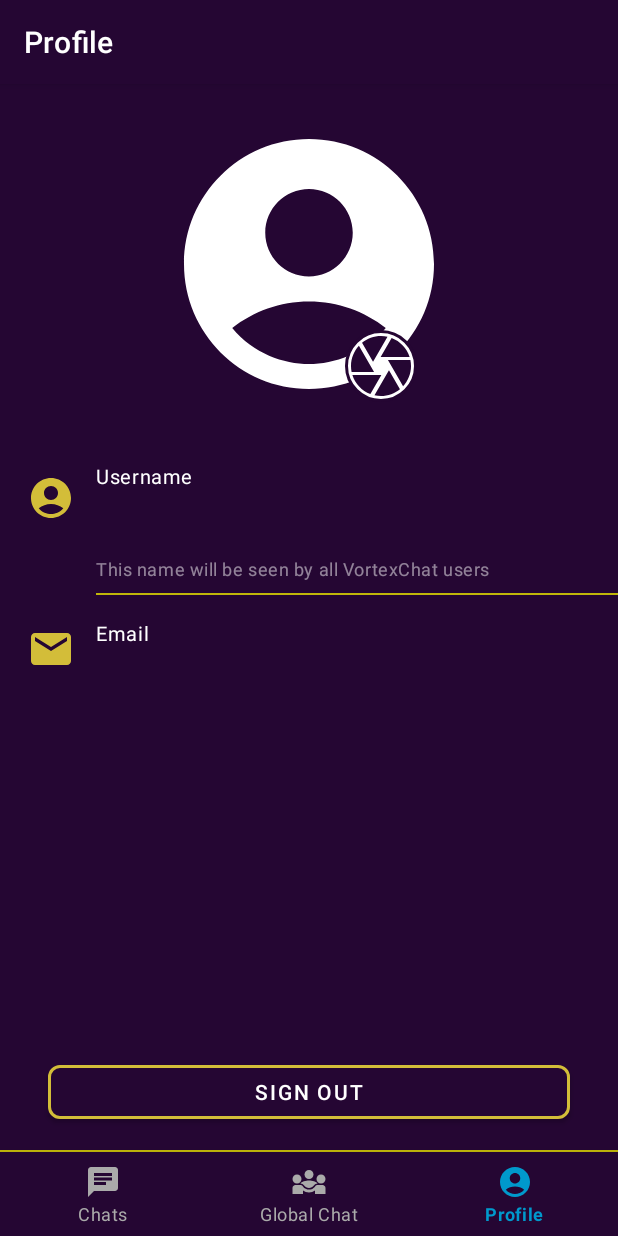
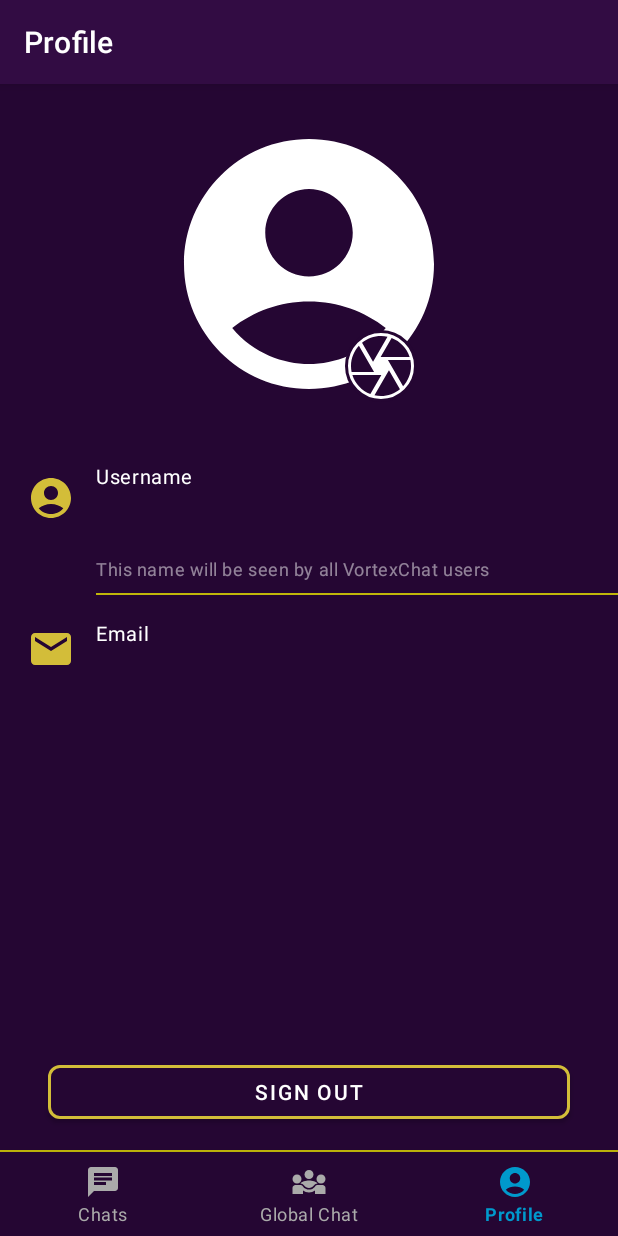
Before and after one commit to VortexDream/VortexChat, an Android app: the ProfileFragment screen opened through its navigation route, on a phone screen of 412 x 824 dp. Run offline under Robolectric (Android 15) with nearby library versions, the phone set to English and light mode, and no system bars; our stand-ins replace Dagger/Hilt's generated code, Firebase (no records; nobody signed in at launch, a user with empty details on screens opened directly), navigation-ui.

Commit message:
Фиксы багов

```diff
--- a/app/src/main/java/com/vortex/android/vortexchat/activities/MainActivity.kt
+++ b/app/src/main/java/com/vortex/android/vortexchat/activities/MainActivity.kt
@@ -1,8 +1,10 @@
 package com.vortex.android.vortexchat.activities
 
+import android.graphics.drawable.ColorDrawable
 import android.os.Bundle
 import android.view.View
 import androidx.appcompat.app.AppCompatActivity
+import androidx.core.content.ContextCompat
 import androidx.navigation.NavController
 import androidx.navigation.findNavController
 import androidx.navigation.ui.navigateUp
@@ -22,7 +24,11 @@ class MainActivity : AppCompatActivity() {
     override fun onCreate(savedInstanceState: Bundle?) {
         super.onCreate(savedInstanceState)
 
-        supportActionBar?.hide()
+        supportActionBar?.apply {
+            hide()
+            setBackgroundDrawable(ColorDrawable(ContextCompat.getColor(themedContext, R.color.colorPrimaryVariant2)))
+        }
+        window.navigationBarColor = ContextCompat.getColor(baseContext, R.color.colorPrimaryVariant2)
 
         binding = ActivityMainBinding.inflate(layoutInflater)
         setContentView(binding.root)
--- a/app/src/main/java/com/vortex/android/vortexchat/firebase/OnlineStorage.kt
+++ b/app/src/main/java/com/vortex/android/vortexchat/firebase/OnlineStorage.kt
@@ -7,15 +7,16 @@ import com.vortex.android.vortexchat.repository.BaseAuthRepository
 import javax.inject.Inject
 
 class OnlineStorage @Inject constructor(
-    private val storage: FirebaseStorage,
+    storage: FirebaseStorage,
     private val repository: BaseAuthRepository
 ) : BaseStorage {
 
-    private val currentUserId = repository.getCurrentUser()!!.uid
-    val profilePicRef = storage.reference.child("ProfilePics/${currentUserId}")
+    private val storageRef = storage.reference
 
     override suspend fun uploadProfilePic(uri: Uri, toastCallback: () -> Unit, imageViewCallback: () -> Unit) {
 
+        val currentUserId = repository.getCurrentUser()!!.uid
+        val profilePicRef = storageRef.child("ProfilePics/${currentUserId}")
         val uploadTask = profilePicRef.putFile(uri)
 
         uploadTask.addOnFailureListener {
--- a/app/src/main/java/com/vortex/android/vortexchat/repository/AuthRepository.kt
+++ b/app/src/main/java/com/vortex/android/vortexchat/repository/AuthRepository.kt
@@ -8,8 +8,6 @@ class AuthRepository @Inject constructor(
     private val authenticator : BaseAuthenticator
 ) : BaseAuthRepository {
 
-    private var currentUser : FirebaseUser? = null
-
     override suspend fun signInWithEmailPassword(email: String, password: String): FirebaseUser? {
         return authenticator.signInWithEmailPassword(email , password)
     }
@@ -19,17 +17,11 @@ class AuthRepository @Inject constructor(
     }
 
     override fun signOut(): FirebaseUser? {
-        currentUser = authenticator.signOut()
-        return currentUser
+        return authenticator.signOut()
     }
 
     override fun getCurrentUser(): FirebaseUser? {
-        return if (currentUser != null) {
-            currentUser
-        } else {
-            currentUser = authenticator.getUser()
-            currentUser
-        }
+        return  authenticator.getUser()
     }
 
     override suspend fun sendResetPassword(email: String): Boolean {
--- a/app/src/main/java/com/vortex/android/vortexchat/ui/chats/ChatsFragment.kt
+++ b/app/src/main/java/com/vortex/android/vortexchat/ui/chats/ChatsFragment.kt
@@ -70,7 +70,6 @@ class ChatsFragment : Fragment() {
                     chatsViewModel.userList,
                     chatsViewModel.lastDialogMessageList
                 ) { users, lastMessages ->
-                    Log.d(TAG, "Last Messages: $lastMessages")
                     binding.chatsRecyclerView.adapter = ChatListAdapter(
                         users,
                         lastMessages,
@@ -93,6 +92,7 @@ class ChatsFragment : Fragment() {
         viewLifecycleOwner.lifecycleScope.launch {
             viewLifecycleOwner.repeatOnLifecycle(Lifecycle.State.STARTED) {
                 chatsViewModel.currentUser.collect { user ->
+                    Log.d(TAG,user.toString())
                     if (user == null) {
                         findNavController().navigate(ChatsFragmentDirections.chatsToLogin())
                     }
--- a/app/src/main/java/com/vortex/android/vortexchat/ui/profile/ProfileFragment.kt
+++ b/app/src/main/java/com/vortex/android/vortexchat/ui/profile/ProfileFragment.kt
@@ -14,11 +14,12 @@ import androidx.lifecycle.lifecycleScope
 import androidx.lifecycle.repeatOnLifecycle
 import androidx.navigation.fragment.findNavController
 import com.bumptech.glide.load.engine.DiskCacheStrategy
+import com.google.firebase.storage.FirebaseStorage
+import com.google.firebase.storage.StorageReference
 import com.vortex.android.vortexchat.GlideApp
 import com.vortex.android.vortexchat.R
 import com.vortex.android.vortexchat.activities.MainActivity
 import com.vortex.android.vortexchat.databinding.FragmentProfileBinding
-import com.vortex.android.vortexchat.firebase.OnlineStorage
 import com.vortex.android.vortexchat.repository.GlideImpl
 import dagger.hilt.android.AndroidEntryPoint
 import kotlinx.coroutines.launch
@@ -36,7 +37,9 @@ class ProfileFragment : Fragment() {
     private val profileViewModel: ProfileViewModel by viewModels()
 
     @Inject
-    lateinit var storage: OnlineStorage
+    lateinit var storage: FirebaseStorage
+
+    private lateinit var storageRef: StorageReference
 
     //Контракт на выбор картинки для профиля
     private val pickMedia = registerForActivityResult(ActivityResultContracts.PickVisualMedia()) { uri ->
@@ -71,6 +74,7 @@ class ProfileFragment : Fragment() {
 
         profileViewModel.getCurrentUser()
         registerObservers()
+        storageRef = storage.reference
         updatePhoto()
         binding.apply {
             signOutButton.setOnClickListener {
@@ -87,7 +91,7 @@ class ProfileFragment : Fragment() {
 
     private fun updatePhoto() {
         GlideApp.with(requireContext())
-            .load(storage.profilePicRef)
+            .load(storageRef.child("ProfilePics/${profileViewModel.currentUser.value!!.uid}"))
             .listener(GlideImpl.OnCompleted {
                 binding.profileFragment.contentDescription = getString(R.string.profile_photo_image_description)
                 binding.profilePhotoCamera.visibility = View.GONE
--- a/app/src/main/res/layout/fragment_chats.xml
+++ b/app/src/main/res/layout/fragment_chats.xml
@@ -5,6 +5,7 @@
     android:layout_width="match_parent"
     android:layout_height="match_parent"
     android:id="@+id/chats_fragment"
+    android:background="@color/colorPrimaryVariant"
     tools:context=".ui.chats.ChatsFragment">
 
     <androidx.recyclerview.widget.RecyclerView
--- a/app/src/main/res/layout/fragment_dialog.xml
+++ b/app/src/main/res/layout/fragment_dialog.xml
@@ -7,6 +7,7 @@
     android:layout_height="match_parent"
     android:id="@+id/dialog_fragment"
     tools:context=".ui.dialog.DialogFragment"
+    android:background="@color/colorPrimaryVariant"
     android:layout_marginBottom="10dp">
 
     <androidx.recyclerview.widget.RecyclerView
--- a/app/src/main/res/layout/fragment_global_chat.xml
+++ b/app/src/main/res/layout/fragment_global_chat.xml
@@ -6,6 +6,7 @@
     android:layout_height="match_parent"
     android:id="@+id/global_chat_fragment"
     tools:context=".ui.global_chat.GlobalChatFragment"
+    android:background="@color/colorPrimaryVariant"
     android:layout_marginBottom="52dp">
 
     <androidx.recyclerview.widget.RecyclerView
@@ -28,7 +29,6 @@
         app:layout_constraintBottom_toBottomOf="parent"
         app:layout_constraintEnd_toStartOf="@id/send_button"
         app:layout_constraintStart_toStartOf="parent"
-
         android:hint="@string/dialog_input_field_hint"
         app:hintEnabled="false">
 
--- a/app/src/main/res/layout/fragment_profile.xml
+++ b/app/src/main/res/layout/fragment_profile.xml
@@ -5,6 +5,7 @@
     android:layout_width="match_parent"
     android:layout_height="match_parent"
     android:id="@+id/profile_fragment"
+    android:background="@color/colorPrimaryVariant"
     tools:context=".ui.profile.ProfileFragment">
 
     <com.google.android.material.imageview.ShapeableImageView
@@ -101,7 +102,7 @@
 
     <TextView
         android:id="@+id/username_description"
-        android:layout_width="0dp"
+        android:layout_width="300dp"
         android:layout_height="wrap_content"
         android:layout_marginTop="16dp"
         android:layout_marginEnd="8dp"
--- a/app/src/main/res/layout/list_item_chat.xml
+++ b/app/src/main/res/layout/list_item_chat.xml
@@ -38,11 +38,11 @@
 
     <TextView
         android:id="@+id/last_message"
-        android:layout_width="300dp"
+        android:layout_width="match_parent"
         android:layout_height="wrap_content"
-        android:layout_marginStart="8dp"
+        android:layout_marginStart="76dp"
         android:layout_marginTop="8dp"
-        android:layout_marginEnd="8dp"
+        android:layout_marginEnd="32dp"
         android:text="@string/chat_list_last_message"
         android:textSize="16sp"
         android:maxLines="1"
--- a/app/src/main/res/values/colors.xml
+++ b/app/src/main/res/values/colors.xml
@@ -16,6 +16,7 @@
 
     <color name="colorPrimary">#350e59</color>
     <color name="colorPrimaryVariant">#250633</color>
+    <color name="colorPrimaryVariant2">#320C43</color>
     <color name="colorPrimaryDark">#000000</color>
     <color name="colorAccent">#03DAC5</color>
     <color name="lightGrey">#EDEDED</color>
--- a/app/src/main/res/values/themes.xml
+++ b/app/src/main/res/values/themes.xml
@@ -1,4 +1,4 @@
-<resources xmlns:tools="http://schemas.android.com/tools">
+<resources>
 <!-- Base application theme. -->
 <style name="Theme.VortexChat" parent="Theme.MaterialComponents.DayNight.DarkActionBar">
     <!-- Primary brand color. -->
@@ -11,7 +11,6 @@
     <item name="colorOnSecondary">@color/white</item>
     <!-- Status bar color. -->
     <!-- Customize your theme here. -->
-    <item name="android:background">@color/colorPrimaryVariant</item>
     <item name="android:textColorPrimary">@color/white</item>
 </style>
 </resources>
```
Also changed, not shown: app/src/main/java/com/vortex/android/vortexchat/ui/login/reset_password/ResetPasswordFragment.kt (+11 -1 lines), app/src/main/java/com/vortex/android/vortexchat/ui/login/sign_in/SignInFragment.kt (+14 -7 lines), app/src/main/java/com/vortex/android/vortexchat/ui/login/sign_up/SignUpFragment.kt (+14 -0 lines).
